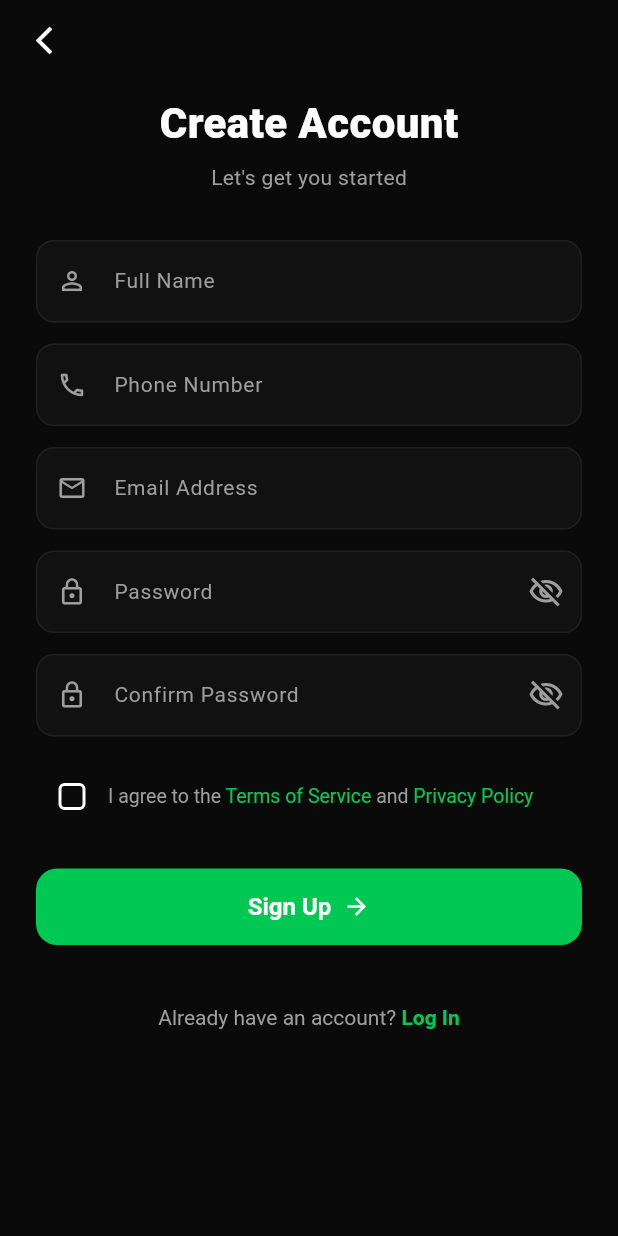
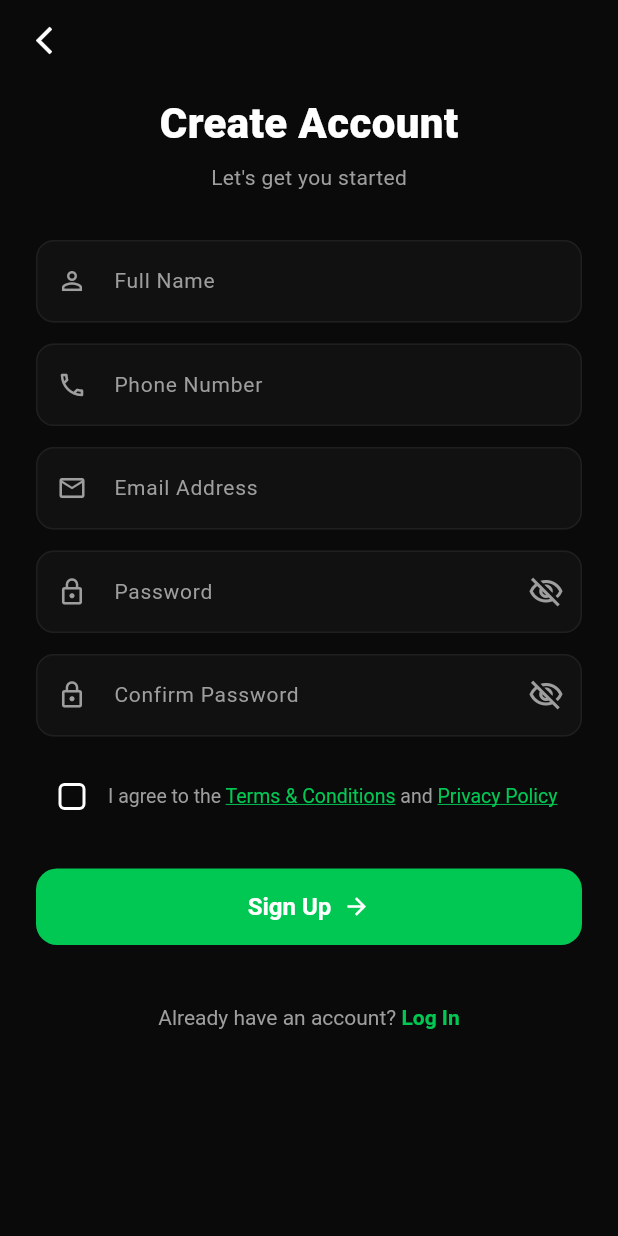
Before and after one commit to Ramyachinnu08/Sportyqo_app, a Flutter app: the CreateAccountScreen screen opened directly, on a phone screen of 412 x 824 dp. Run offline on Flutter 3.47's test engine with Material 3 defaults, Android fonts, the phone set to English and light mode, and no system bars; our stand-ins replace image_picker, shared_preferences, video_player; accounts and stored records are empty; network calls fail; Roboto replaces fonts that are missing (Poppins).

Commit message:
Add Terms & Conditions and Privacy Policy screens; open from Settings and from tappable links on Sign Up

```diff
--- a/lib/screens/auth/create_account_screen.dart
+++ b/lib/screens/auth/create_account_screen.dart
@@ -1,7 +1,9 @@
+import 'package:flutter/gestures.dart';
 import 'package:flutter/material.dart';
 import '../../api/services.dart';
 import '../../api/ui_helpers.dart';
 import '../../theme/app_theme.dart';
+import '../legal/legal_screen.dart';
 import 'create_profile_screen.dart';
 import 'login_screen.dart';
 
@@ -183,21 +185,32 @@ class _CreateAccountScreenState
                   ),
                   Expanded(
                     child: RichText(
-                      text: const TextSpan(
+                      text: TextSpan(
                         children: [
-                          TextSpan(
+                          const TextSpan(
                             text: 'I agree to the ',
                             style: TextStyle(
                                 color: AppColors.textGrey,
                                 fontSize: 13),
                           ),
                           TextSpan(
-                            text: 'Terms of Service',
-                            style: TextStyle(
+                            text: 'Terms & Conditions',
+                            style: const TextStyle(
                                 color: AppColors.primary,
-                                fontSize: 13),
+                                fontSize: 13,
+                                decoration:
+                                    TextDecoration.underline,
+                                decorationColor:
+                                    AppColors.primary),
+                            recognizer:
+                                TapGestureRecognizer()
+                                  ..onTap = () =>
+                                      Navigator.push(
+                                          context,
+                                          LegalScreen
+                                              .termsRoute()),
                           ),
-                          TextSpan(
+                          const TextSpan(
                             text: ' and ',
                             style: TextStyle(
                                 color: AppColors.textGrey,
@@ -205,9 +218,20 @@ class _CreateAccountScreenState
                           ),
                           TextSpan(
                             text: 'Privacy Policy',
-                            style: TextStyle(
+                            style: const TextStyle(
                                 color: AppColors.primary,
-                                fontSize: 13),
+                                fontSize: 13,
+                                decoration:
+                                    TextDecoration.underline,
+                                decorationColor:
+                                    AppColors.primary),
+                            recognizer:
+                                TapGestureRecognizer()
+                                  ..onTap = () =>
+                                      Navigator.push(
+                                          context,
+                                          LegalScreen
+                                              .privacyRoute()),
                           ),
                         ],
                       ),
```
Also changed, not shown: lib/screens/legal/legal_screen.dart (added, +213 -0 lines), lib/screens/player/playbook_screen.dart (+5 -14 lines).
